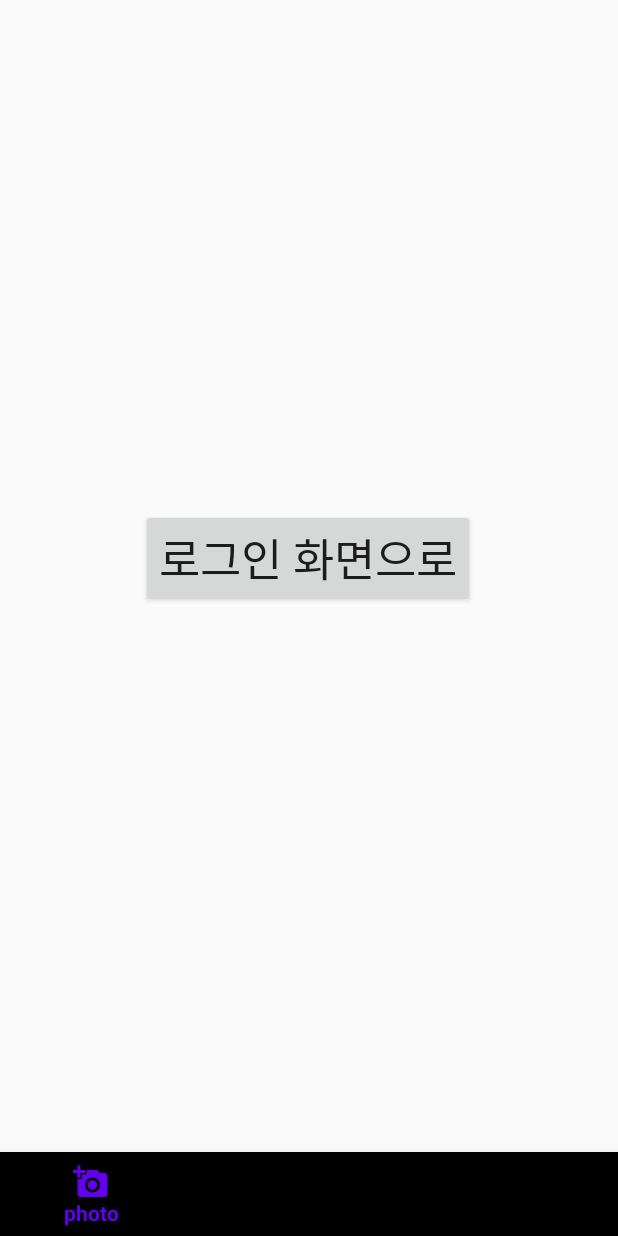
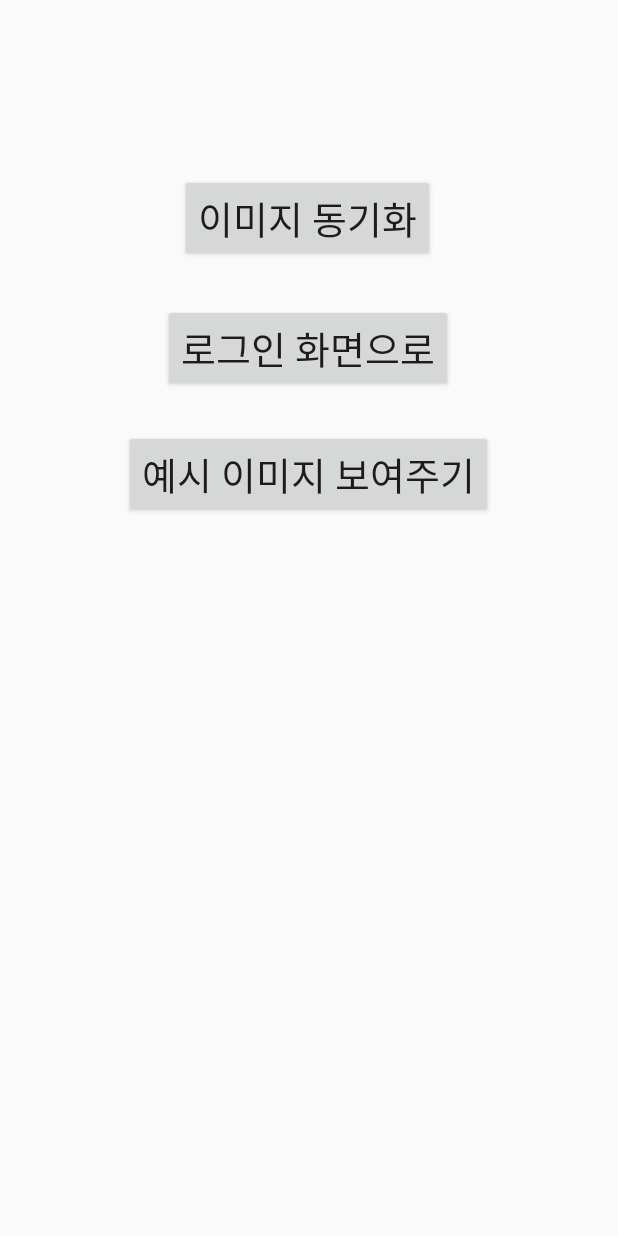
Before and after one commit to ts5516/onex_project, an Android app: the screen it shows after launch (MainActivity), on a phone screen of 412 x 824 dp. Run offline under Robolectric (Android 15) with nearby library versions, the light colour scheme and no system bars; our stand-ins replace Firebase (no records; nobody signed in at launch, a user with empty details on screens opened directly), Picasso.

Commit message:
image load to picasso

```diff
--- a/app/src/main/java/com/onex/onexproject/MainActivity.java
+++ b/app/src/main/java/com/onex/onexproject/MainActivity.java
@@ -1,19 +1,39 @@
 package com.onex.onexproject;
 
+import androidx.annotation.NonNull;
 import androidx.appcompat.app.AppCompatActivity;
 
 import android.content.Intent;
+import android.net.Uri;
 import android.os.Bundle;
+import android.util.Log;
 import android.view.View;
 import android.widget.Button;
+import android.widget.Toast;
 
+import com.google.android.gms.tasks.OnCompleteListener;
+import com.google.android.gms.tasks.OnFailureListener;
+import com.google.android.gms.tasks.OnSuccessListener;
+import com.google.android.gms.tasks.Task;
+import com.google.firebase.firestore.DocumentReference;
+import com.google.firebase.firestore.DocumentSnapshot;
+import com.google.firebase.firestore.FirebaseFirestore;
+import com.google.firebase.storage.FirebaseStorage;
+import com.google.firebase.storage.StorageReference;
 import com.onex.onexproject.databinding.ActivityLoginBinding;
 import com.onex.onexproject.databinding.ActivityMainBinding;
+import com.squareup.picasso.Picasso;
+
+import java.util.HashMap;
+import java.util.Map;
 
 public class MainActivity extends AppCompatActivity {
 
     private ActivityMainBinding mBinding;
 
+    FirebaseStorage firebaseStorage;
+    FirebaseFirestore firebaseFirestore;
+    DocumentReference db;
     @Override
     protected void onCreate(Bundle savedInstanceState) {
         super.onCreate(savedInstanceState);
@@ -23,7 +43,31 @@ public class MainActivity extends AppCompatActivity {
         View view = mBinding.getRoot();
         setContentView(view);
 
+        firebaseFirestore = FirebaseFirestore.getInstance();
+        firebaseStorage = FirebaseStorage.getInstance();
+        mBinding.syncButton.setOnClickListener(new View.OnClickListener() {
+            @Override
+            public void onClick(View v) {
+                for(int num = 3069; num <= 3127; num++){
+                    StorageReference storageReference = firebaseStorage.getReference();
+                    String imageName = "IMG_" + num + ".JPG";
+                    db = firebaseFirestore.collection("exhibition").document(imageName);
+                    storageReference.child("전시 이미지/" + "IMG_" + num + ".JPG").getDownloadUrl()
+                            .addOnSuccessListener(new OnSuccessListener<Uri>() {
+                                @Override
+                                public void onSuccess(Uri uri) {
 
+                                    Map<String, Object> exhibition = new HashMap<>();
+                                    exhibition.put("imageUri", uri.toString());
+                                    db.set(exhibition);
+                                }
+                            });
+
+                }
+
+
+            }
+        });
 
         mBinding.button.setOnClickListener(new View.OnClickListener() {
             @Override
@@ -33,5 +77,20 @@ public class MainActivity extends AppCompatActivity {
             }
         });
 
+        mBinding.imageViewer.setOnClickListener(new View.OnClickListener() {
+            @Override
+            public void onClick(View v) {
+                db = firebaseFirestore.collection("exhibition")
+                        .document("IMG_3079.JPG");
+                db.get().addOnCompleteListener(new OnCompleteListener<DocumentSnapshot>() {
+                    @Override
+                    public void onComplete(@NonNull Task<DocumentSnapshot> task) {
+                        String uri = task.getResult().getString("imageUri");
+                        Picasso.get().load(uri).resize(900,500).into(mBinding.imageView);
+                    }
+                });
+            }
+        });
+
     }
 }
--- a/app/src/main/res/layout/activity_main.xml
+++ b/app/src/main/res/layout/activity_main.xml
@@ -13,31 +13,58 @@
         android:id="@+id/button"
         android:layout_width="wrap_content"
         android:layout_height="wrap_content"
+        android:layout_marginTop="28dp"
         android:text="로그인 화면으로"
-        android:textSize="30dp"
-        app:layout_constraintBottom_toBottomOf="parent"
+        android:textSize="25dp"
         app:layout_constraintEnd_toEndOf="parent"
         app:layout_constraintHorizontal_bias="0.497"
         app:layout_constraintStart_toStartOf="parent"
-        app:layout_constraintTop_toTopOf="parent"
-        app:layout_constraintVertical_bias="0.447" />
+        app:layout_constraintTop_toBottomOf="@+id/syncButton" />
 
-    <com.google.android.material.bottomnavigation.BottomNavigationView
-        android:id="@+id/bottomNavi"
-        android:layout_width="match_parent"
+    <Button
+        android:id="@+id/syncButton"
+        android:layout_width="wrap_content"
         android:layout_height="wrap_content"
-        app:layout_constraintBottom_toBottomOf="parent"
-        app:menu="@menu/bottom_menu"
-        tools:layout_editor_absoluteX="0dp" />
+        android:layout_gravity="center"
+        android:layout_marginTop="116dp"
+        android:text="이미지 동기화"
+        android:textSize="25dp"
+        app:layout_constraintEnd_toEndOf="parent"
+        app:layout_constraintHorizontal_bias="0.497"
+        app:layout_constraintStart_toStartOf="parent"
+        app:layout_constraintTop_toTopOf="parent" />
 
-    <LinearLayout
-        android:id="@+id/main_frame"
-        android:layout_width="413dp"
-        android:layout_height="615dp"
-        android:orientation="vertical"
-        app:layout_constraintBottom_toTopOf="@+id/bottomNavi"
+    <Button
+        android:id="@+id/imageViewer"
+        android:layout_width="wrap_content"
+        android:layout_height="wrap_content"
+        android:layout_marginTop="25dp"
+        android:text="예시 이미지 보여주기"
+        android:textSize="25dp"
+        app:layout_constraintEnd_toEndOf="@+id/button"
+        app:layout_constraintStart_toStartOf="@+id/button"
+        app:layout_constraintTop_toBottomOf="@+id/button" />
+
+    <ImageView
+        android:id="@+id/imageView"
+        android:layout_width="wrap_content"
+        android:layout_height="wrap_content"
+        android:layout_marginStart="44dp"
+        android:layout_marginTop="84dp"
         app:layout_constraintStart_toStartOf="parent"
-        app:layout_constraintTop_toTopOf="parent"
-        app:layout_constraintVertical_bias="1.0"></LinearLayout>
+        app:layout_constraintTop_toBottomOf="@+id/imageViewer"
+        tools:srcCompat="@tools:sample/avatars" />
+
+    <ImageView
+        android:id="@+id/imageView2"
+        android:layout_width="wrap_content"
+        android:layout_height="wrap_content"
+        app:layout_constraintEnd_toEndOf="parent"
+        app:layout_constraintHorizontal_bias="0.579"
+        app:layout_constraintStart_toEndOf="@+id/imageView"
+        app:layout_constraintTop_toTopOf="@+id/imageView"
+        tools:srcCompat="@tools:sample/avatars" />
+
+
 
 </androidx.constraintlayout.widget.ConstraintLayout>
--- a/app/src/main/res/values/strings.xml
+++ b/app/src/main/res/values/strings.xml
@@ -40,5 +40,6 @@
     <string name="setImage">이미지 설정</string>
     <string name="successChangeImage">이미지 변경에 성공하였습니다.</string>
     <string name="failChangeImage">이미지 변경에 실패하였습니다.</string>
+    <string name="noProfile">계정이 등록되지 않았습니다.</string>
 
 </resources>
```
Also changed, not shown: app/src/main/java/com/onex/onexproject/Profile.java (+16 -12 lines), app/src/main/java/com/onex/onexproject/Register.java (+26 -18 lines).
